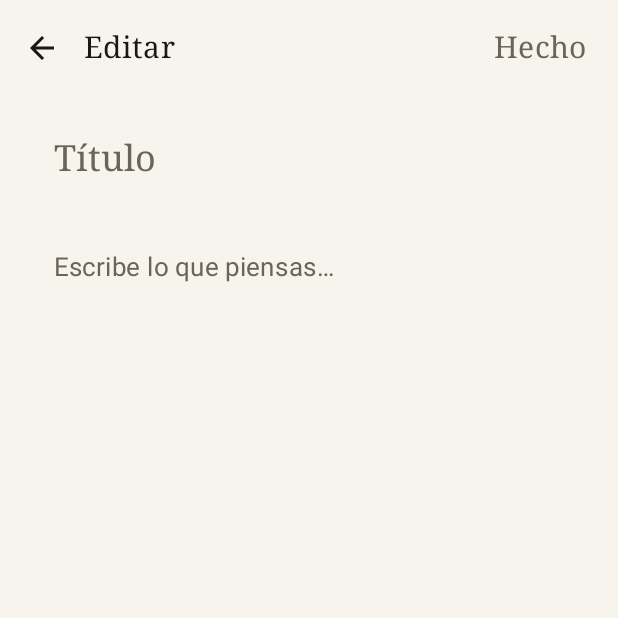
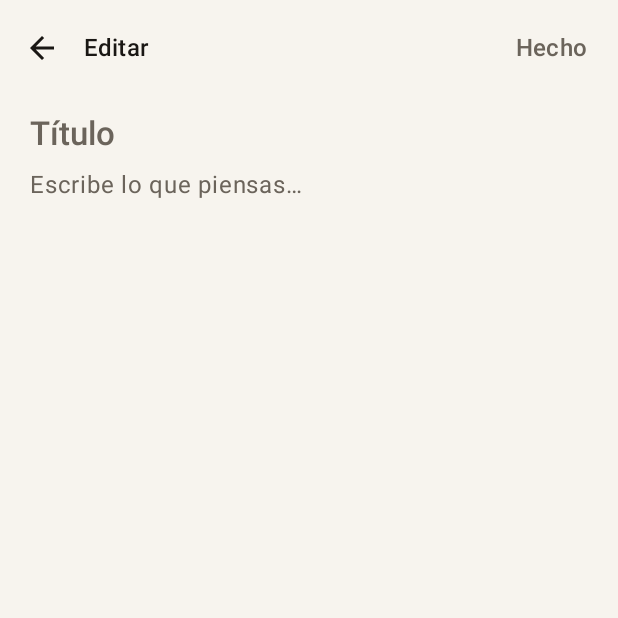
Before and after one commit to wandersepulveda2013/ordia-android, an Android app built with Jetpack Compose: the screen it shows after launch (MainActivity), after a tap on "Nueva nota", on a phone screen of 412 x 824 dp, the top half of it. Run offline under Robolectric (Android 15) with nearby library versions, the phone set to English and light mode, and no system bars; our stand-ins replace Room's generated code.

Commit message:
feat(foundation): implement design system and task data layer
- Created minimalist OrdiaDesignSystem.kt components (OrdiaCard, OrdiaInput, OrdiaNote, etc.).
- Refactored NotesListScreen and NoteEditorScreen to use the new design system, cleanly solving visual overlap issues.
- Established modern Sans-Serif typography stack in Type.kt.
- Initialized Task Data Layer (TaskEntity, TaskDao, TaskRepository) to prepare for intelligent task management features.
- Safely updated Room schema to version 2 via MIGRATION_1_2, preserving existing notes data.

Co-authored-by: wandersepulveda2013 <308435692+wandersepulveda2013@users.noreply.github.com>

```diff
--- a/app/src/main/java/com/ordia/app/data/NoteDatabase.kt
+++ b/app/src/main/java/com/ordia/app/data/NoteDatabase.kt
@@ -4,10 +4,32 @@ import android.content.Context
 import androidx.room.Database
 import androidx.room.Room
 import androidx.room.RoomDatabase
+import androidx.room.migration.Migration
+import androidx.sqlite.db.SupportSQLiteDatabase
 
-@Database(entities = [NoteEntity::class], version = 1, exportSchema = true)
+val MIGRATION_1_2 = object : Migration(1, 2) {
+    override fun migrate(db: SupportSQLiteDatabase) {
+        db.execSQL("""
+            CREATE TABLE IF NOT EXISTS `tasks` (
+                `id` INTEGER PRIMARY KEY AUTOINCREMENT NOT NULL,
+                `title` TEXT NOT NULL,
+                `isCompleted` INTEGER NOT NULL,
+                `duration` INTEGER,
+                `priority` INTEGER NOT NULL,
+                `energy` INTEGER,
+                `deadline` INTEGER,
+                `blockedBy` INTEGER,
+                `createdAt` INTEGER NOT NULL,
+                `updatedAt` INTEGER NOT NULL
+            )
+        """)
+    }
+}
+
+@Database(entities = [NoteEntity::class, TaskEntity::class], version = 2, exportSchema = true)
 abstract class NoteDatabase : RoomDatabase() {
     abstract fun noteDao(): NoteDao
+    abstract fun taskDao(): TaskDao
 
     companion object {
         @Volatile private var INSTANCE: NoteDatabase? = null
@@ -18,7 +40,9 @@ abstract class NoteDatabase : RoomDatabase() {
                     context.applicationContext,
                     NoteDatabase::class.java,
                     "ordia.db"
-                ).build().also { INSTANCE = it }
+                )
+                .addMigrations(MIGRATION_1_2)
+                .build().also { INSTANCE = it }
             }
     }
 }
--- /dev/null
+++ b/app/src/main/java/com/ordia/app/data/TaskDao.kt
@@ -0,0 +1,30 @@
+package com.ordia.app.data
+
+import androidx.room.Dao
+import androidx.room.Delete
+import androidx.room.Insert
+import androidx.room.OnConflictStrategy
+import androidx.room.Query
+import androidx.room.Update
+import kotlinx.coroutines.flow.Flow
+
+@Dao
+interface TaskDao {
+    @Query("SELECT * FROM tasks ORDER BY createdAt DESC")
+    fun observeAll(): Flow<List<TaskEntity>>
+
+    @Query("SELECT * FROM tasks WHERE id = :id")
+    suspend fun get(id: Long): TaskEntity?
+
+    @Insert(onConflict = OnConflictStrategy.REPLACE)
+    suspend fun insert(task: TaskEntity): Long
+
+    @Update
+    suspend fun update(task: TaskEntity)
+
+    @Delete
+    suspend fun delete(task: TaskEntity)
+
+    @Query("UPDATE tasks SET isCompleted = :isCompleted WHERE id = :id")
+    suspend fun toggleCompleted(id: Long, isCompleted: Boolean)
+}
--- a/app/src/main/java/com/ordia/app/ui/screens/NoteEditorScreen.kt
+++ b/app/src/main/java/com/ordia/app/ui/screens/NoteEditorScreen.kt
@@ -15,8 +15,6 @@ import androidx.compose.material3.IconButton
 import androidx.compose.material3.MaterialTheme
 import androidx.compose.material3.Scaffold
 import androidx.compose.material3.Text
-import androidx.compose.material3.TextField
-import androidx.compose.material3.TextFieldDefaults
 import androidx.compose.material3.TopAppBar
 import androidx.compose.material3.TopAppBarDefaults
 import androidx.compose.runtime.Composable
@@ -30,6 +28,7 @@ import androidx.compose.runtime.setValue
 import androidx.compose.ui.Modifier
 import androidx.compose.ui.unit.dp
 import com.ordia.app.data.NoteEntity
+import com.ordia.app.ui.components.OrdiaInput
 
 @OptIn(ExperimentalMaterial3Api::class)
 @Composable
@@ -86,30 +85,22 @@ fun NoteEditorScreen(
                 .padding(horizontal = 20.dp, vertical = 12.dp),
             verticalArrangement = Arrangement.spacedBy(12.dp),
         ) {
-            TextField(
+            OrdiaInput(
                 value = title,
                 onValueChange = { title = it },
-                placeholder = { Text("Título", style = MaterialTheme.typography.titleLarge) },
+                placeholder = "Título",
                 textStyle = MaterialTheme.typography.titleLarge,
                 modifier = Modifier.fillMaxWidth(),
-                colors = bareFieldColors(),
+                singleLine = false
             )
-            TextField(
+            OrdiaInput(
                 value = content,
                 onValueChange = { content = it },
-                placeholder = { Text("Escribe lo que piensas…", style = MaterialTheme.typography.bodyLarge) },
+                placeholder = "Escribe lo que piensas…",
                 textStyle = MaterialTheme.typography.bodyLarge,
                 modifier = Modifier.fillMaxWidth(),
-                colors = bareFieldColors(),
+                singleLine = false
             )
         }
     }
 }
-
-@Composable
-private fun bareFieldColors() = TextFieldDefaults.colors(
-    focusedContainerColor = androidx.compose.ui.graphics.Color.Transparent,
-    unfocusedContainerColor = androidx.compose.ui.graphics.Color.Transparent,
-    focusedIndicatorColor = androidx.compose.ui.graphics.Color.Transparent,
-    unfocusedIndicatorColor = androidx.compose.ui.graphics.Color.Transparent,
-)
--- a/app/src/main/java/com/ordia/app/ui/theme/Theme.kt
+++ b/app/src/main/java/com/ordia/app/ui/theme/Theme.kt
@@ -46,18 +46,9 @@ fun NotepadTheme(
     darkTheme: Boolean = isSystemInDarkTheme(),
     content: @Composable () -> Unit,
 ) {
-    val base = Typography()
-    val type = Typography(
-        bodyLarge = base.bodyLarge.copy(fontSize = 17.sp, lineHeight = 28.sp),
-        bodyMedium = base.bodyMedium.copy(fontSize = 16.sp, lineHeight = 26.sp),
-        titleLarge = base.titleLarge.copy(fontFamily = FontFamily.Serif, fontSize = 24.sp),
-        titleMedium = base.titleMedium.copy(fontFamily = FontFamily.Serif, fontSize = 20.sp),
-        titleSmall = base.titleSmall.copy(fontFamily = FontFamily.Serif),
-        labelSmall = base.labelSmall.copy(fontSize = 11.sp),
-    )
     MaterialTheme(
         colorScheme = if (darkTheme) DarkPaper else LightPaper,
-        typography = type,
+        typography = OrdiaTypography,
         content = content,
     )
 }
--- /dev/null
+++ b/app/src/main/java/com/ordia/app/ui/theme/Type.kt
@@ -0,0 +1,120 @@
+package com.ordia.app.ui.theme
+
+import androidx.compose.material3.Typography
+import androidx.compose.ui.text.TextStyle
+import androidx.compose.ui.text.font.FontFamily
+import androidx.compose.ui.text.font.FontWeight
+import androidx.compose.ui.unit.sp
+
+/**
+ * Typography across the app should emphasize lighter font weights (Light, Normal, Medium)
+ * with generous line heights and letter spacing, avoiding heavy SemiBold/Bold usage
+ * to preserve the clean, spacious visual identity.
+ */
+val OrdiaTypography = Typography(
+    displayLarge = TextStyle(
+        fontFamily = FontFamily.SansSerif,
+        fontWeight = FontWeight.Light,
+        fontSize = 57.sp,
+        lineHeight = 64.sp,
+        letterSpacing = (-0.25).sp
+    ),
+    displayMedium = TextStyle(
+        fontFamily = FontFamily.SansSerif,
+        fontWeight = FontWeight.Light,
+        fontSize = 45.sp,
+        lineHeight = 52.sp,
+        letterSpacing = 0.sp
+    ),
+    displaySmall = TextStyle(
+        fontFamily = FontFamily.SansSerif,
+        fontWeight = FontWeight.Normal,
+        fontSize = 36.sp,
+        lineHeight = 44.sp,
+        letterSpacing = 0.sp
+    ),
+    headlineLarge = TextStyle(
+        fontFamily = FontFamily.SansSerif,
+        fontWeight = FontWeight.Normal,
+        fontSize = 32.sp,
+        lineHeight = 40.sp,
+        letterSpacing = 0.sp
+    ),
+    headlineMedium = TextStyle(
+        fontFamily = FontFamily.SansSerif,
+        fontWeight = FontWeight.Normal,
+        fontSize = 28.sp,
+        lineHeight = 36.sp,
+        letterSpacing = 0.sp
+    ),
+    headlineSmall = TextStyle(
+        fontFamily = FontFamily.SansSerif,
+        fontWeight = FontWeight.Normal,
+        fontSize = 24.sp,
+        lineHeight = 32.sp,
+        letterSpacing = 0.sp
+    ),
+    titleLarge = TextStyle(
+        fontFamily = FontFamily.SansSerif,
+        fontWeight = FontWeight.Medium,
+        fontSize = 22.sp,
+        lineHeight = 28.sp,
+        letterSpacing = 0.sp
+    ),
+    titleMedium = TextStyle(
+        fontFamily = FontFamily.SansSerif,
+        fontWeight = FontWeight.Medium,
+        fontSize = 16.sp,
+        lineHeight = 24.sp,
+        letterSpacing = 0.15.sp
+    ),
+    titleSmall = TextStyle(
+        fontFamily = FontFamily.SansSerif,
+        fontWeight = FontWeight.Medium,
+        fontSize = 14.sp,
+        lineHeight = 20.sp,
+        letterSpacing = 0.1.sp
+    ),
+    bodyLarge = TextStyle(
+        fontFamily = FontFamily.SansSerif,
+        fontWeight = FontWeight.Normal,
+        fontSize = 16.sp,
+        lineHeight = 28.sp,
+        letterSpacing = 0.5.sp
+    ),
+    bodyMedium = TextStyle(
+        fontFamily = FontFamily.SansSerif,
+        fontWeight = FontWeight.Normal,
+        fontSize = 14.sp,
+        lineHeight = 24.sp,
+        letterSpacing = 0.25.sp
+    ),
+    bodySmall = TextStyle(
+        fontFamily = FontFamily.SansSerif,
+        fontWeight = FontWeight.Normal,
+        fontSize = 12.sp,
+        lineHeight = 20.sp,
+        letterSpacing = 0.4.sp
+    ),
+    labelLarge = TextStyle(
+        fontFamily = FontFamily.SansSerif,
+        fontWeight = FontWeight.Medium,
+        fontSize = 14.sp,
+        lineHeight = 20.sp,
+        letterSpacing = 0.1.sp
+    ),
+    labelMedium = TextStyle(
+        fontFamily = FontFamily.SansSerif,
+        fontWeight = FontWeight.Medium,
+        fontSize = 12.sp,
+        lineHeight = 16.sp,
+        letterSpacing = 0.5.sp
+    ),
+    labelSmall = TextStyle(
+        fontFamily = FontFamily.SansSerif,
+        fontWeight = FontWeight.Medium,
+        fontSize = 11.sp,
+        lineHeight = 16.sp,
+        letterSpacing = 0.5.sp
+    )
+)
```
Also changed, not shown: app/src/main/java/com/ordia/app/data/TaskEntity.kt (added, +18 -0 lines), app/src/main/java/com/ordia/app/data/TaskRepository.kt (added, +17 -0 lines), app/src/main/java/com/ordia/app/ui/components/OrdiaDesignSystem.kt (added, +390 -0 lines), app/src/main/java/com/ordia/app/ui/screens/NotesListScreen.kt (+15 -36 lines).
